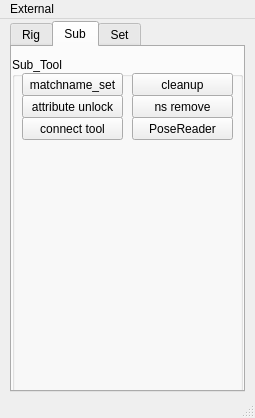
sumtting/KJY, file python/KJY_UI.ui: the form before one commit.
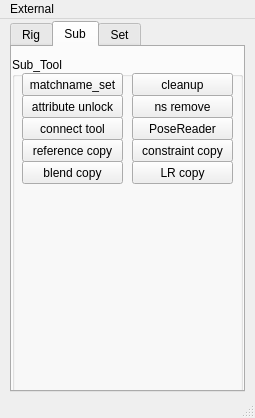
The form after the commit. The open tabs and pages were chosen to show the change.

Diff of the .ui file:
```diff
--- a/python/KJY_UI.ui
+++ b/python/KJY_UI.ui
@@ -573,7 +573,7 @@
            <string>ngskin tool</string>
           </property>
          </widget>
-         <widget class="QPushButton" name="reference_copy_btn">
+         <widget class="QPushButton" name="mmmmm">
           <property name="geometry">
            <rect>
             <x>120</x>
@@ -653,7 +653,7 @@
            <string>S</string>
           </property>
          </widget>
-         <widget class="QPushButton" name="constraint_copy_btn">
+         <widget class="QPushButton" name="bbbb">
           <property name="geometry">
            <rect>
             <x>120</x>
@@ -720,7 +720,7 @@
            <string>motionpath cv</string>
           </property>
          </widget>
-         <widget class="QPushButton" name="LR_copy_btn">
+         <widget class="QPushButton" name="dddd">
           <property name="geometry">
            <rect>
             <x>120</x>
@@ -736,7 +736,7 @@
            <string>LR copy</string>
           </property>
          </widget>
-         <widget class="QPushButton" name="blend_copy_btn">
+         <widget class="QPushButton" name="vvv">
           <property name="geometry">
            <rect>
             <x>120</x>
@@ -875,6 +875,70 @@
            <string>PoseReader</string>
           </property>
          </widget>
+         <widget class="QPushButton" name="reference_copy_btn">
+          <property name="geometry">
+           <rect>
+            <x>10</x>
+            <y>82</y>
+            <width>101</width>
+            <height>23</height>
+           </rect>
+          </property>
+          <property name="toolTip">
+           <string>&lt;html&gt;&lt;head/&gt;&lt;body&gt;&lt;p&gt;레퍼런스로 불러온 object를 원본object에 bindskin &amp;amp; skincopy&lt;/p&gt;&lt;p&gt;스킨을 옮길 '레퍼런스 object' 를 선택하고 실행.&lt;/p&gt;&lt;/body&gt;&lt;/html&gt;</string>
+          </property>
+          <property name="text">
+           <string>reference copy</string>
+          </property>
+         </widget>
+         <widget class="QPushButton" name="constraint_copy_btn">
+          <property name="geometry">
+           <rect>
+            <x>120</x>
+            <y>82</y>
+            <width>101</width>
+            <height>23</height>
+           </rect>
+          </property>
+          <property name="toolTip">
+           <string>&lt;html&gt;&lt;head/&gt;&lt;body&gt;&lt;p&gt;레퍼런스로 불러온 object를 원본object에 constraint copy 해준다&lt;/p&gt;&lt;p&gt;컨스트레인을 옮길 '레퍼런스 MOD의 그룹 최상단' 을 선택하고 실행.&lt;/p&gt;&lt;/body&gt;&lt;/html&gt;</string>
+          </property>
+          <property name="text">
+           <string>constraint copy</string>
+          </property>
+         </widget>
+         <widget class="QPushButton" name="blend_copy_btn">
+          <property name="geometry">
+           <rect>
+            <x>10</x>
+            <y>104</y>
+            <width>101</width>
+            <height>23</height>
+           </rect>
+          </property>
+          <property name="toolTip">
+           <string>&lt;html&gt;&lt;head/&gt;&lt;body&gt;&lt;p&gt;마지막에 선택한 object와 동일하게 blend target을 옮겨준다.&lt;/p&gt;&lt;p&gt;(네이밍이 겹치지 않아야함, 블렌드웨이트에 연결된 커넥션이 없어야함)&lt;/p&gt;&lt;p&gt;* 모양이 다른 object도 가능&lt;/p&gt;&lt;/body&gt;&lt;/html&gt;</string>
+          </property>
+          <property name="text">
+           <string>blend copy</string>
+          </property>
+         </widget>
+         <widget class="QPushButton" name="LR_copy_btn">
+          <property name="geometry">
+           <rect>
+            <x>120</x>
+            <y>104</y>
+            <width>101</width>
+            <height>23</height>
+           </rect>
+          </property>
+          <property name="toolTip">
+           <string>&lt;html&gt;&lt;head/&gt;&lt;body&gt;&lt;p&gt;선택한 컨트롤러의 어트리뷰트값을 반대쪽 컨트롤러에 copy&lt;br/&gt;(전체 네이밍은 같고 L/R만 달라야함)&lt;/p&gt;&lt;/body&gt;&lt;/html&gt;</string>
+          </property>
+          <property name="text">
+           <string>LR copy</string>
+          </property>
+         </widget>
         </widget>
        </item>
       </layout>
```
Left out of the diff: 8 changed lines with no effect on the pictures.
